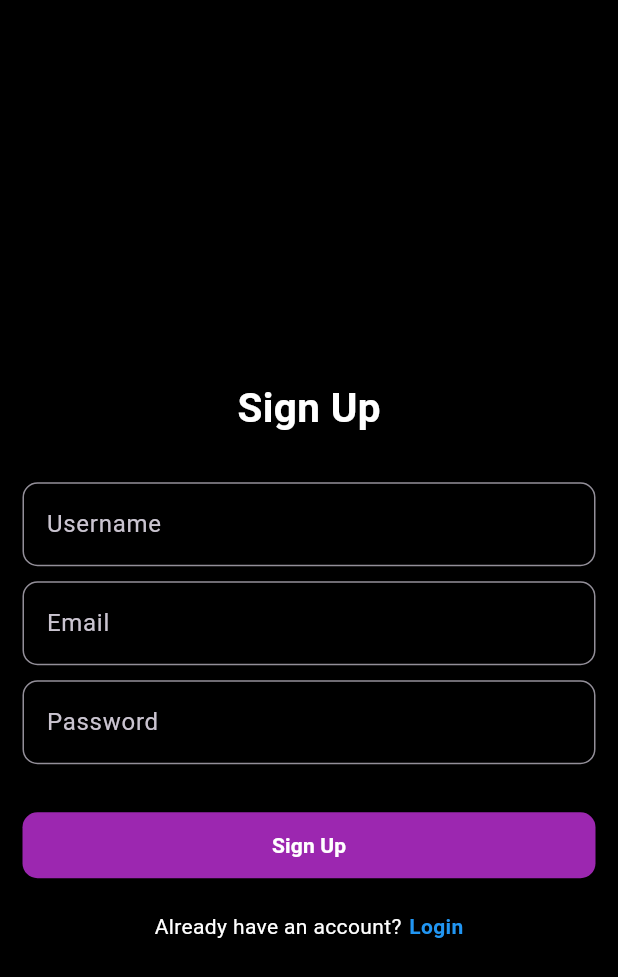
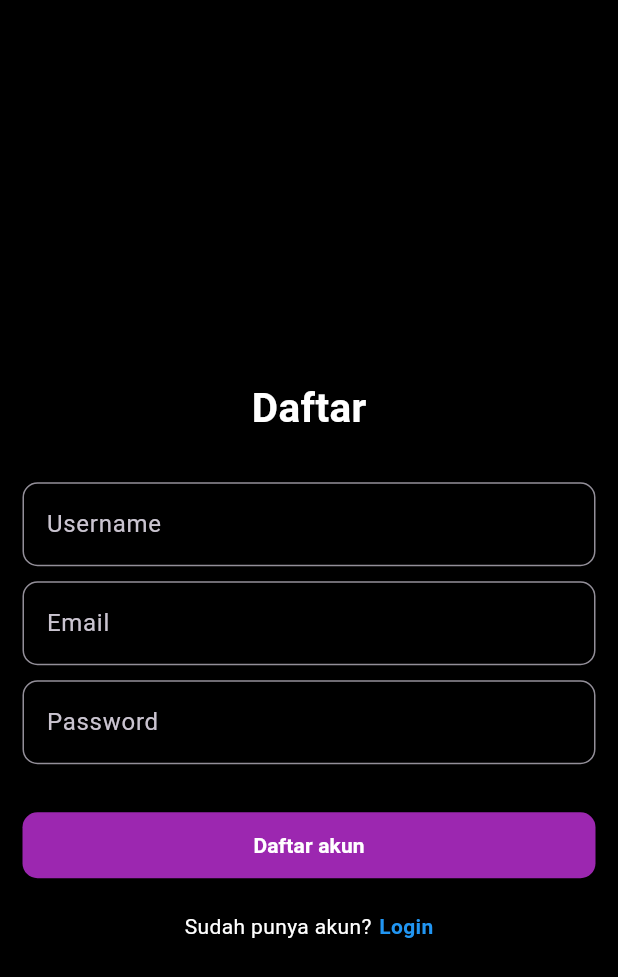
Before and after one commit to irfanarfianto/kajur_app, a Flutter app: the SignUpPage screen opened by its route, on a phone screen of 412 x 824 dp. Shown: the top 977 px of the screen. Run offline on Flutter 3.47's test engine with Material 3 defaults, Android fonts, the phone set to English and light mode, and no system bars; our stand-ins replace cloud_firestore, firebase_auth, firebase_core, firebase_storage, flutter_image_compress, flutter_speed_dial and 5 more; accounts and stored records are empty; network calls fail.

Commit message:
Update AndroidManifest.xml and login/register screens

```diff
--- a/lib/main.dart
+++ b/lib/main.dart
@@ -59,7 +59,6 @@ class MyApp extends StatelessWidget {
       ),
       routes: {
         '/': (context) => SplashScreen(
-              // Here, you can decide whether to show the LoginPage or HomePage based on user authentication
               child: LoginPage(),
             ),
         '/login': (context) => LoginPage(),
--- a/lib/screens/auth/login.dart
+++ b/lib/screens/auth/login.dart
@@ -137,7 +137,7 @@ class _LoginPageState extends State<LoginPage> {
               Row(
                 mainAxisAlignment: MainAxisAlignment.center,
                 children: [
-                  Text("Don't have an account?",
+                  Text("Belum punya akun?",
                       style: TextStyle(color: DesignSystem.whiteColor)),
                   SizedBox(
                     width: 5,
@@ -182,7 +182,7 @@ class _LoginPageState extends State<LoginPage> {
     });
 
     if (user != null) {
-      showToast(message: "User is successfully signed in");
+      showToast(message: "Berhasil login");
       Navigator.pushNamed(context, "/home");
     } else {
       showToast(message: "some error occured");
--- a/lib/screens/auth/register.dart
+++ b/lib/screens/auth/register.dart
@@ -42,7 +42,7 @@ class _SignUpPageState extends State<SignUpPage> {
             mainAxisAlignment: MainAxisAlignment.center,
             children: [
               Text(
-                "Sign Up",
+                "Daftar",
                 style: TextStyle(
                     fontSize: 27,
                     fontWeight: FontWeight.bold,
@@ -101,7 +101,7 @@ class _SignUpPageState extends State<SignUpPage> {
                     child: isSigningUp
                         ? CircularProgressIndicator(color: Colors.white)
                         : Text(
-                            "Sign Up",
+                            "Daftar akun",
                             style: TextStyle(
                               color: Colors.white,
                               fontWeight: FontWeight.bold,
@@ -116,7 +116,7 @@ class _SignUpPageState extends State<SignUpPage> {
               Row(
                 mainAxisAlignment: MainAxisAlignment.center,
                 children: [
-                  Text("Already have an account?",
+                  Text("Sudah punya akun?",
                       style: TextStyle(color: DesignSystem.whiteColor)),
                   SizedBox(
                     width: 5,
@@ -161,7 +161,7 @@ class _SignUpPageState extends State<SignUpPage> {
     if (user != null) {
       try {
         await user.updateProfile(displayName: username);
-        showToast(message: "User is successfully created");
+        showToast(message: "Berhasil daftar akun");
         // Ubah navigasi ke halaman login setelah sign-up berhasil
         Navigator.pushReplacement(
           context,
```
Also changed, not shown: 1 other file.
